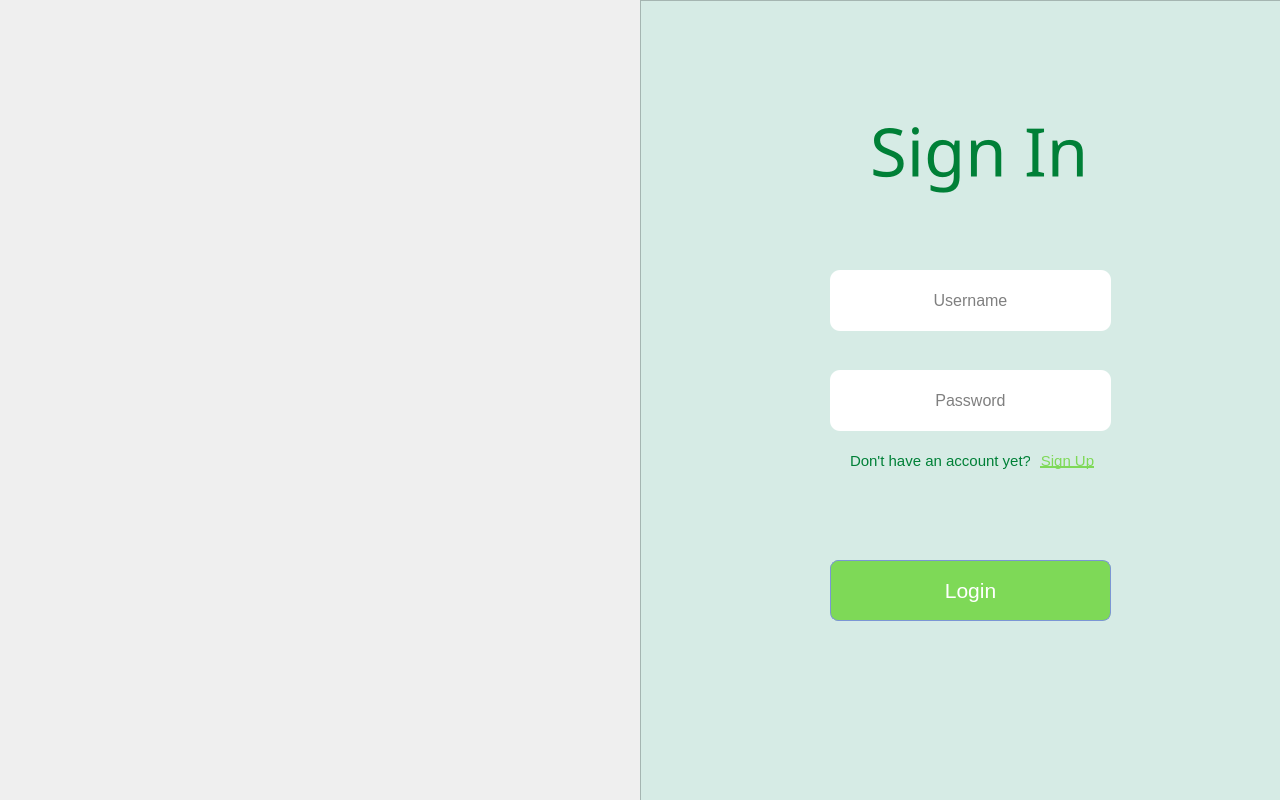
First picture: the form in PyQt/signin.ui, repository Oniely/codes, before the edit.
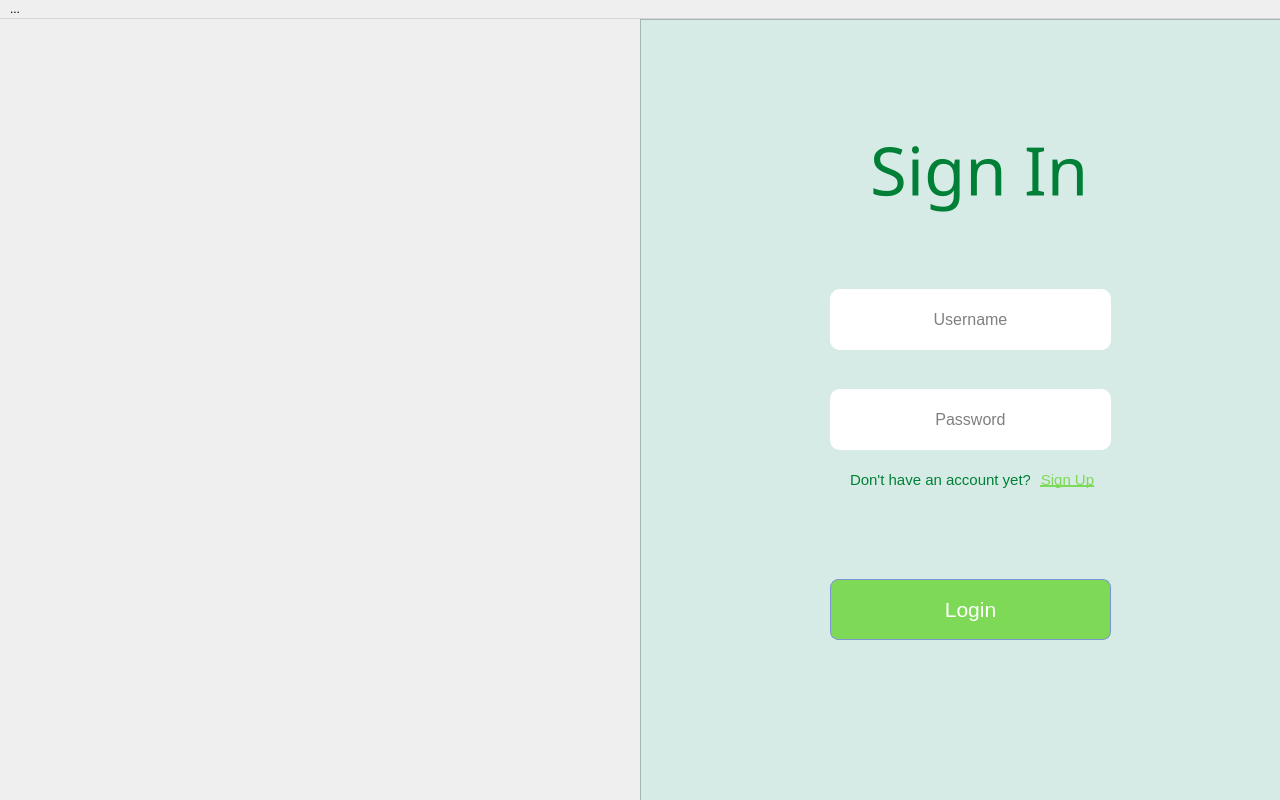
Second picture: the form after the edit. Icons and pictures are not drawn.

Patch:
```diff
--- a/PyQt/signin.ui
+++ b/PyQt/signin.ui
@@ -246,6 +246,41 @@
     </property>
    </widget>
   </widget>
+  <widget class="QMenuBar" name="menuBar">
+   <property name="geometry">
+    <rect>
+     <x>0</x>
+     <y>0</y>
+     <width>1280</width>
+     <height>21</height>
+    </rect>
+   </property>
+   <widget class="QMenu" name="menu">
+    <property name="font">
+     <font>
+      <pointsize>10</pointsize>
+     </font>
+    </property>
+    <property name="styleSheet">
+     <string notr="true"/>
+    </property>
+    <property name="title">
+     <string>...</string>
+    </property>
+    <addaction name="admin"/>
+   </widget>
+   <addaction name="menu"/>
+  </widget>
+  <action name="actionAdmin">
+   <property name="text">
+    <string>Admin</string>
+   </property>
+  </action>
+  <action name="admin">
+   <property name="text">
+    <string>Admin</string>
+   </property>
+  </action>
  </widget>
  <resources>
   <include location="../CODINGz/Gencaya_OOP/res.qrc"/>
```
